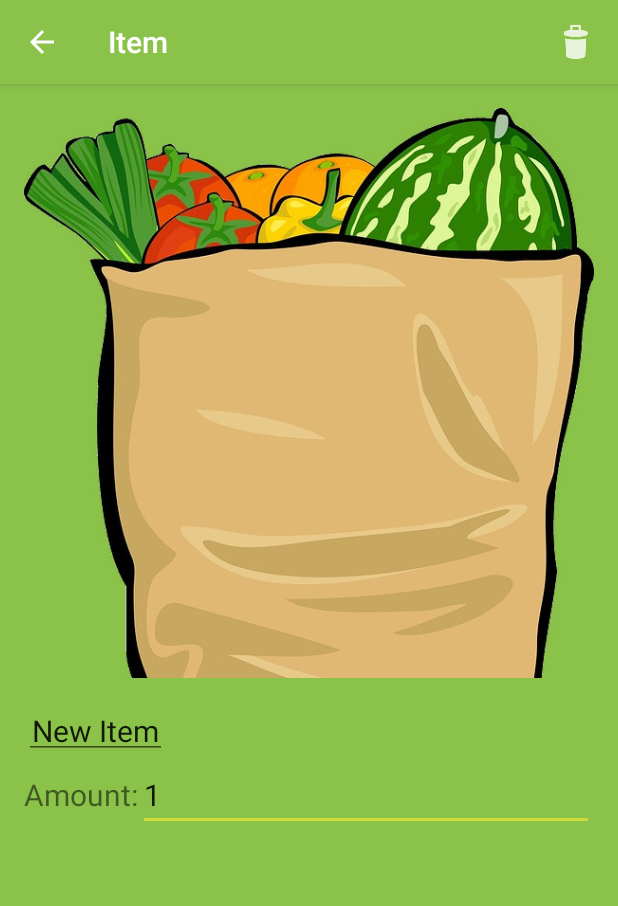
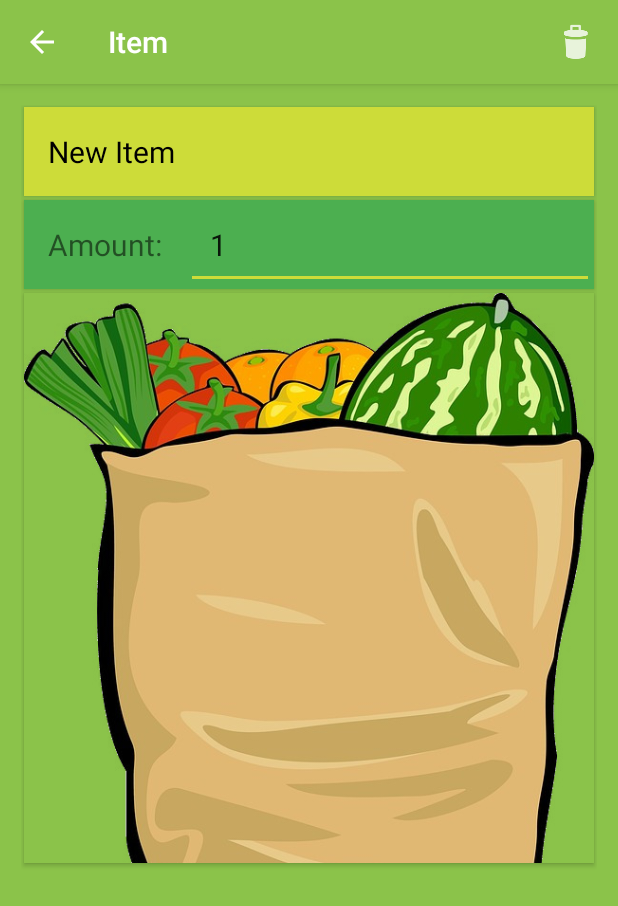
Before and after one commit to elinux88/GroceryList, an Android app: the screen it shows after launch (ItemActivity), after a tap on "New Item", on a phone screen of 412 x 824 dp. Shown: the top 906 px of the screen. Run offline under Robolectric (Android 15) with nearby library versions, the light colour scheme and no system bars.

Commit message:
Redesigned with material design in mind (so fine)

```diff
--- a/app/src/main/res/layout-land/fragment_item.xml
+++ b/app/src/main/res/layout-land/fragment_item.xml
@@ -6,34 +6,30 @@
     android:layout_height="match_parent"
     android:background="@color/colorPrimary"
     android:orientation="horizontal"
-    android:paddingBottom="@dimen/activity_vertical_margin"
-    android:paddingLeft="@dimen/activity_horizontal_margin"
-    android:paddingRight="@dimen/activity_horizontal_margin"
-    android:paddingTop="@dimen/activity_vertical_margin"
+    android:padding="14dp"
     tools:context="site.elioplasma.ecook.grocerylist.ItemActivity"
     >
-
-    <ImageView
-        android:id="@+id/item_picture_view"
-        android:layout_width="wrap_content"
-        android:layout_height="wrap_content"
-        android:layout_gravity="top"
-        android:adjustViewBounds="true"
-        android:src="@mipmap/ic_launcher"
-        />
 
     <LinearLayout
         android:layout_width="match_parent"
         android:layout_height="wrap_content"
+        android:layout_weight="1"
         android:orientation="vertical"
-        android:padding="@dimen/activity_horizontal_margin"
         >
 
         <EditText
             android:id="@+id/item_name_view"
-            android:layout_width="wrap_content"
+            android:layout_width="match_parent"
             android:layout_height="wrap_content"
-            android:padding="5dp"
+            android:layout_marginBottom="1dp"
+            android:layout_marginLeft="2dp"
+            android:layout_marginRight="1dp"
+            android:layout_marginTop="2dp"
+            android:background="@color/colorAccent"
+            android:elevation="2dp"
+            android:padding="@dimen/activity_vertical_margin"
+            android:textColor="@android:color/primary_text_light"
+            android:textCursorDrawable="@null"
             android:textSize="20sp"
             tools:text="Item Name"
             />
@@ -41,6 +37,12 @@
         <LinearLayout
             android:layout_width="match_parent"
             android:layout_height="wrap_content"
+            android:layout_marginBottom="2dp"
+            android:layout_marginLeft="2dp"
+            android:layout_marginRight="1dp"
+            android:layout_marginTop="1dp"
+            android:background="@color/colorPrimaryDark"
+            android:elevation="2dp"
             android:orientation="horizontal"
             >
 
@@ -48,6 +50,7 @@
                 android:id="@+id/item_amount_label"
                 android:layout_width="wrap_content"
                 android:layout_height="wrap_content"
+                android:padding="@dimen/activity_horizontal_margin"
                 android:text="@string/item_amount_label"
                 android:textSize="20sp"
                 />
@@ -56,6 +59,7 @@
                 android:id="@+id/item_amount_text"
                 android:layout_width="match_parent"
                 android:layout_height="wrap_content"
+                android:padding="@dimen/activity_horizontal_margin"
                 android:textSize="20sp"
                 tools:text="123"
                 />
@@ -64,4 +68,20 @@
 
     </LinearLayout>
 
+    <ImageView
+        android:id="@+id/item_picture_view"
+        android:layout_width="match_parent"
+        android:layout_height="wrap_content"
+        android:layout_marginBottom="2dp"
+        android:layout_marginLeft="1dp"
+        android:layout_marginRight="2dp"
+        android:layout_marginTop="2dp"
+        android:layout_weight="1"
+        android:adjustViewBounds="true"
+        android:background="@color/colorPrimary"
+        android:scaleType="centerCrop"
+        android:elevation="2dp"
+        android:src="@mipmap/ic_launcher"
+        />
+
 </LinearLayout>
--- a/app/src/main/res/layout/fragment_item.xml
+++ b/app/src/main/res/layout/fragment_item.xml
@@ -6,28 +6,23 @@
     android:layout_height="match_parent"
     android:background="@color/colorPrimary"
     android:orientation="vertical"
-    android:paddingBottom="@dimen/activity_vertical_margin"
-    android:paddingLeft="@dimen/activity_horizontal_margin"
-    android:paddingRight="@dimen/activity_horizontal_margin"
-    android:paddingTop="@dimen/activity_vertical_margin"
+    android:padding="14dp"
     tools:context="site.elioplasma.ecook.grocerylist.ItemActivity"
     >
 
-    <ImageView
-        android:id="@+id/item_picture_view"
+    <EditText
+        android:id="@+id/item_name_view"
         android:layout_width="match_parent"
         android:layout_height="wrap_content"
-        android:layout_gravity="top"
-        android:layout_marginBottom="@dimen/activity_vertical_margin"
-        android:adjustViewBounds="true"
-        android:src="@mipmap/ic_launcher"
-        />
-
-    <EditText
-        android:id="@+id/item_name_view"
-        android:layout_width="wrap_content"
-        android:layout_height="wrap_content"
-        android:padding="5dp"
+        android:layout_marginBottom="1dp"
+        android:layout_marginLeft="2dp"
+        android:layout_marginRight="2dp"
+        android:layout_marginTop="1dp"
+        android:background="@color/colorAccent"
+        android:elevation="2dp"
+        android:padding="@dimen/activity_vertical_margin"
+        android:textColor="@android:color/primary_text_light"
+        android:textCursorDrawable="@null"
         android:textSize="20sp"
         tools:text="Item Name"
         />
@@ -35,6 +30,12 @@
     <LinearLayout
         android:layout_width="match_parent"
         android:layout_height="wrap_content"
+        android:layout_marginBottom="1dp"
+        android:layout_marginLeft="2dp"
+        android:layout_marginRight="2dp"
+        android:layout_marginTop="1dp"
+        android:background="@color/colorPrimaryDark"
+        android:elevation="2dp"
         android:orientation="horizontal"
         >
 
@@ -42,6 +43,7 @@
             android:id="@+id/item_amount_label"
             android:layout_width="wrap_content"
             android:layout_height="wrap_content"
+            android:padding="@dimen/activity_horizontal_margin"
             android:text="@string/item_amount_label"
             android:textSize="20sp"
             />
@@ -51,10 +53,26 @@
             android:layout_width="match_parent"
             android:layout_height="wrap_content"
             android:inputType="number"
+            android:padding="@dimen/activity_horizontal_margin"
             android:textSize="20sp"
             tools:text="123"
             />
 
     </LinearLayout>
 
+    <ImageView
+        android:id="@+id/item_picture_view"
+        android:layout_width="match_parent"
+        android:layout_height="wrap_content"
+        android:layout_gravity="top"
+        android:layout_marginBottom="1dp"
+        android:layout_marginLeft="2dp"
+        android:layout_marginRight="2dp"
+        android:layout_marginTop="1dp"
+        android:adjustViewBounds="true"
+        android:background="@color/colorPrimary"
+        android:elevation="2dp"
+        android:src="@mipmap/ic_launcher"
+        />
+
 </LinearLayout>
--- a/app/src/main/res/layout/fragment_item_list.xml
+++ b/app/src/main/res/layout/fragment_item_list.xml
@@ -5,8 +5,8 @@
     android:layout_width="match_parent"
     android:layout_height="match_parent"
     android:background="@color/colorPrimary"
-    android:paddingLeft="@dimen/activity_horizontal_margin"
-    android:paddingRight="@dimen/activity_horizontal_margin"
+    android:paddingLeft="14dp"
+    android:paddingRight="14dp"
     >
 
 </android.support.v7.widget.RecyclerView>
--- a/app/src/main/res/layout/list_item_item.xml
+++ b/app/src/main/res/layout/list_item_item.xml
@@ -4,8 +4,11 @@
     xmlns:tools="http://schemas.android.com/tools"
     android:layout_width="match_parent"
     android:layout_height="match_parent"
+    android:layout_marginLeft="2dp"
+    android:layout_marginRight="2dp"
     android:layout_marginTop="@dimen/activity_vertical_margin"
     android:background="@color/colorPrimaryDark"
+    android:elevation="2dp"
     android:orientation="horizontal"
     >
 
```
